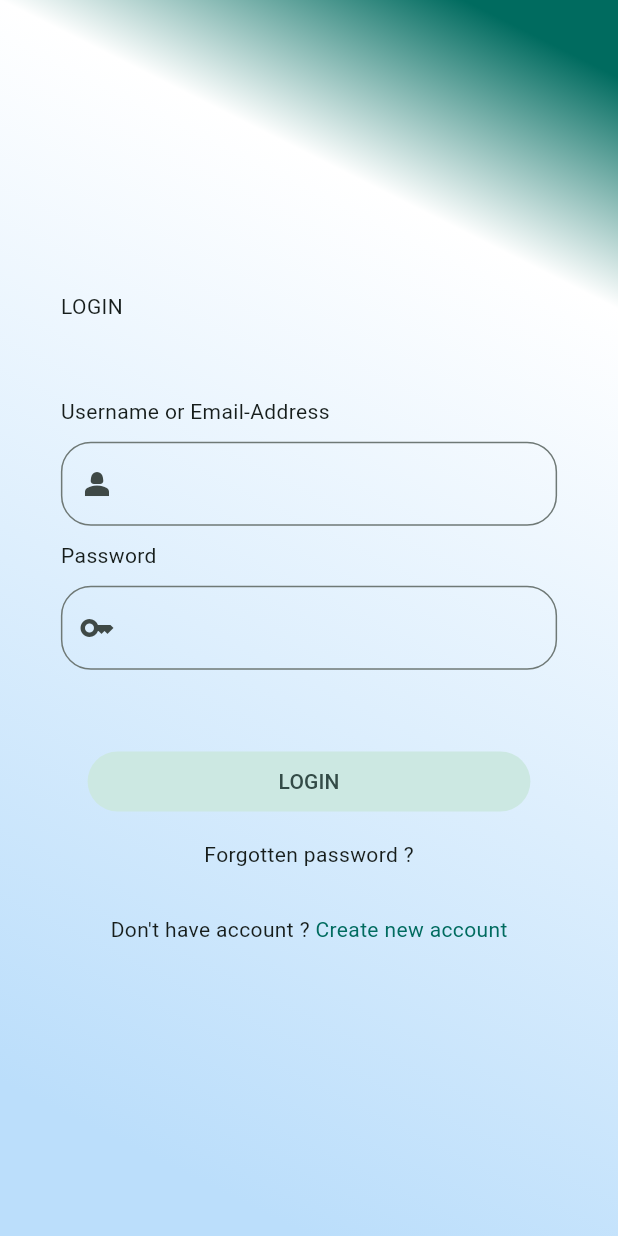
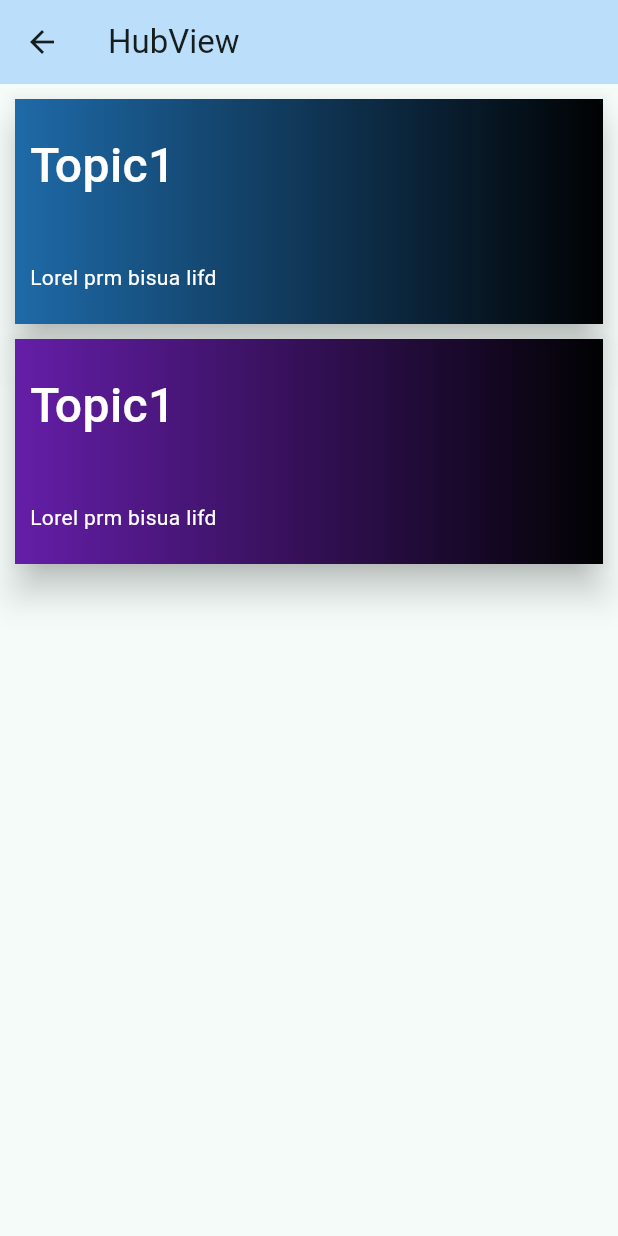
Before and after one commit to Thaniya05/demo-mobile-flutter, a Flutter app: the screen it shows after launch, after a tap on "LOGIN", on a phone screen of 412 x 824 dp. Run offline on Flutter 3.47's test engine with Material 2 defaults, Android fonts, the phone set to English and light mode, and no system bars; our stand-ins replace get.

Commit message:
add hub page , add ui & animation

```diff
--- /dev/null
+++ b/demomobile/lib/app/modules/hub/bindings/hub_binding.dart
@@ -0,0 +1,12 @@
+import 'package:get/get.dart';
+
+import '../controllers/hub_controller.dart';
+
+class HubBinding extends Bindings {
+  @override
+  void dependencies() {
+    Get.lazyPut<HubController>(
+      () => HubController(),
+    );
+  }
+}
--- /dev/null
+++ b/demomobile/lib/app/modules/hub/controllers/hub_controller.dart
@@ -0,0 +1,31 @@
+import 'package:get/get.dart';
+
+class HubController extends GetxController {
+  //TODO: Implement HubController
+
+  final count = 0.obs;
+  RxBool mybool = false.obs;
+
+  @override
+  void onInit() {
+    super.onInit();
+  }
+
+  @override
+  void onReady() {
+    super.onReady();
+  }
+
+  @override
+  void onClose() {
+    super.onClose();
+  }
+
+  void increment() => count.value++;
+
+  void isClick() {
+    mybool.value = !mybool.value;
+    print(mybool);
+    update();
+  }
+}
--- /dev/null
+++ b/demomobile/lib/app/modules/hub/views/hub_view.dart
@@ -0,0 +1,109 @@
+import 'package:flutter/material.dart';
+
+import 'package:get/get.dart';
+
+import '../controllers/hub_controller.dart';
+
+class HubView extends GetView<HubController> {
+  const HubView({Key? key}) : super(key: key);
+  @override
+  Widget build(BuildContext context) {
+    return Scaffold(
+      appBar: AppBar(
+        title: const Text('HubView'),
+        //centerTitle: true,
+        backgroundColor: Theme.of(context).primaryColorLight,
+      ),
+      body: Padding(
+          padding: const EdgeInsets.all(10.0),
+          child: Obx(
+            () => SingleChildScrollView(
+              child: Center(
+                child: Column(
+                  //mainAxisAlignment: MainAxisAlignment.center,
+                  children: [
+                    Column(
+                      children: [
+                        _buildCard(
+                          topic: "Topic1",
+                          details: "Lorel prm bisua lifd",
+                          color: const Color.fromARGB(255, 30, 106, 168),
+                        ),
+                        const Padding(padding: EdgeInsets.only(bottom: 10.0)),
+                        _buildCard(
+                          topic: "Topic1",
+                          details: "Lorel prm bisua lifd",
+                          color: const Color.fromARGB(255, 101, 30, 168),
+                        ),
+                      ],
+                    ),
+                  ],
+                ),
+              ),
+            ),
+          )),
+    );
+  }
+
+  GestureDetector _buildCard(
+      {required String topic, required String details, required Color color}) {
+    return GestureDetector(
+      onTap: () {
+        controller.isClick();
+      },
+      child: Column(
+        children: [
+          Material(
+            elevation: 10,
+            child: Container(
+              width: 400,
+              height: 150,
+              decoration: BoxDecoration(
+                gradient: LinearGradient(
+                  colors: [
+                    color,
+                    Color.fromARGB(255, 1, 2, 3),
+                  ],
+                  begin: Alignment.centerLeft,
+                  end: Alignment.centerRight,
+                ),
+              ),
+              child: Padding(
+                padding: const EdgeInsets.only(left: 10.0),
+                child: Column(
+                  crossAxisAlignment: CrossAxisAlignment.start,
+                  mainAxisAlignment: MainAxisAlignment.spaceAround,
+                  mainAxisSize: MainAxisSize.max,
+                  children: [
+                    Text(
+                      topic,
+                      style: const TextStyle(
+                          fontSize: 32,
+                          fontWeight: FontWeight.w500,
+                          color: Colors.white),
+                    ),
+                    Row(
+                      children: [
+                        Text(
+                          details,
+                          style: const TextStyle(color: Colors.white),
+                        ),
+                      ],
+                    )
+                  ],
+                ),
+              ),
+            ),
+          ),
+          AnimatedContainer(
+            width: controller.mybool.isTrue ? 400 : 0,
+            height: controller.mybool.isTrue ? 150 : 0,
+            duration: const Duration(milliseconds: 700),
+            color: Colors.grey[400],
+            curve: Curves.fastOutSlowIn,
+          ),
+        ],
+      ),
+    );
+  }
+}
--- a/demomobile/lib/app/modules/login/views/login_view.dart
+++ b/demomobile/lib/app/modules/login/views/login_view.dart
@@ -74,7 +74,9 @@ class LoginView extends GetView<LoginController> {
                       //mainAxisAlignment: MainAxisAlignment.center,
                       children: [
                         FilledButton.tonal(
-                          onPressed: () {},
+                          onPressed: () {
+                            Get.toNamed('/hub', preventDuplicates: false);
+                          },
                           child: Container(
                             child: Center(child: Text("LOGIN")),
                             width: Get.width * 0.6,
--- a/demomobile/lib/app/routes/app_pages.dart
+++ b/demomobile/lib/app/routes/app_pages.dart
@@ -2,6 +2,8 @@ import 'package:get/get.dart';
 
 import '../modules/home/bindings/home_binding.dart';
 import '../modules/home/views/home_view.dart';
+import '../modules/hub/bindings/hub_binding.dart';
+import '../modules/hub/views/hub_view.dart';
 import '../modules/login/bindings/login_binding.dart';
 import '../modules/login/views/login_view.dart';
 
@@ -23,5 +25,10 @@ class AppPages {
       page: () => const LoginView(),
       binding: LoginBinding(),
     ),
+    GetPage(
+      name: _Paths.HUB,
+      page: () => const HubView(),
+      binding: HubBinding(),
+    ),
   ];
 }
--- a/demomobile/lib/app/routes/app_routes.dart
+++ b/demomobile/lib/app/routes/app_routes.dart
@@ -5,10 +5,12 @@ abstract class Routes {
   Routes._();
   static const HOME = _Paths.HOME;
   static const LOGIN = _Paths.LOGIN;
+  static const HUB = _Paths.HUB;
 }
 
 abstract class _Paths {
   _Paths._();
   static const HOME = '/home';
   static const LOGIN = '/login';
+  static const HUB = '/hub';
 }
```
